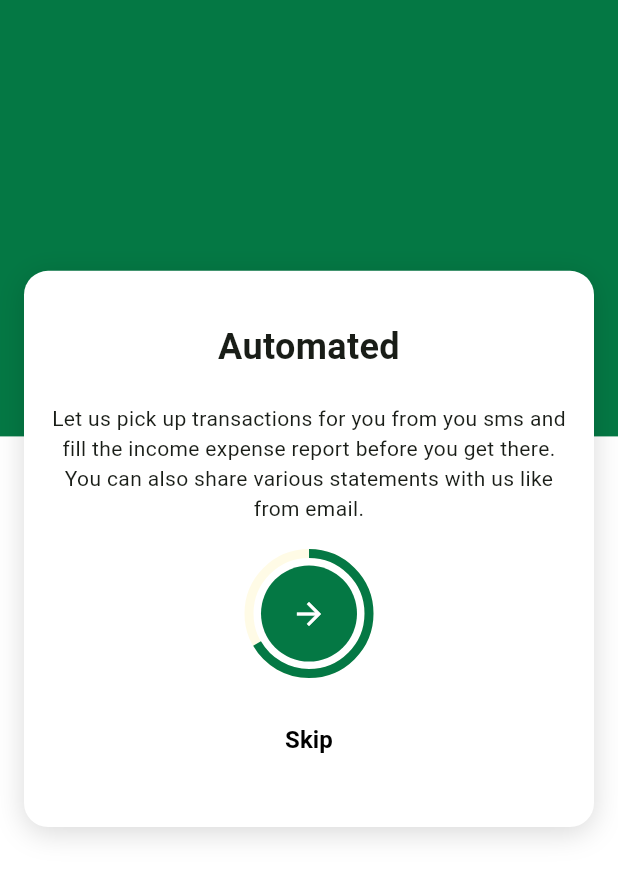
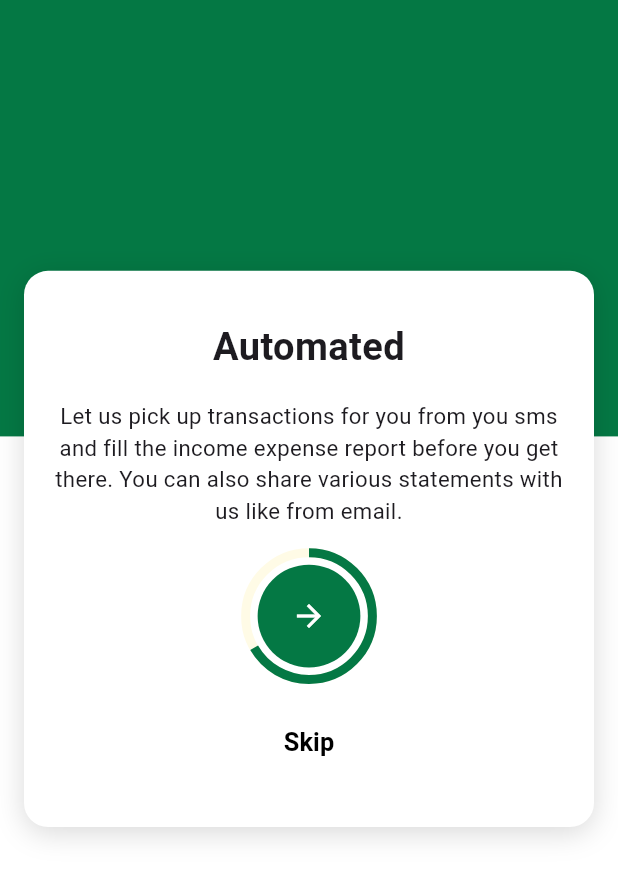
Before and after one commit to trakli/trakli-mobile, a Flutter app: the screen it shows after launch, after a tap on the "arrow forward" icon, on a phone screen of 412 x 824 dp, the part 367-1236 px from its top. Run offline on Flutter 3.47's test engine with Material 3 defaults, Android fonts, the phone set to English and light mode, and no system bars; our stand-ins replace easy_localization, flutter_screenutil, flutter_svg.

Commit message:
refactor onboarding UI

```diff
--- a/lib/presentation/app_widget.dart
+++ b/lib/presentation/app_widget.dart
@@ -1,5 +1,6 @@
 import 'package:easy_localization/easy_localization.dart';
 import 'package:flutter/material.dart';
+import 'package:flutter_screenutil/flutter_screenutil.dart';
 import 'package:flutter_svg/flutter_svg.dart';
 import 'package:trakli/gen/assets.gen.dart';
 import 'package:trakli/gen/translations/codegen_loader.g.dart';
@@ -16,10 +17,14 @@ class AppWidget extends StatelessWidget {
       supportedLocales: context.supportedLocales,
       localizationsDelegates: context.localizationDelegates,
       theme: ThemeData(
-        colorScheme: ColorScheme.fromSeed(seedColor: Colors.green.shade900),
+        primaryColor: const Color(0xFF047844),
         useMaterial3: true,
       ),
-      home: const OnboardingScreen(),
+      home: const ScreenUtilInit(
+        designSize: Size(390, 844),
+        ensureScreenSize: true,
+        child: OnboardingScreen(),
+      ),
     );
   }
 }
--- a/lib/presentation/onboarding_screen.dart
+++ b/lib/presentation/onboarding_screen.dart
@@ -1,9 +1,9 @@
 import 'package:easy_localization/easy_localization.dart';
 import 'package:flutter/material.dart';
+import 'package:flutter_screenutil/flutter_screenutil.dart';
 import 'package:flutter_svg/flutter_svg.dart';
 import 'package:trakli/gen/assets.gen.dart';
 import 'package:trakli/gen/translations/codegen_loader.g.dart';
-import 'package:trakli/presentation/home_screen.dart';
 import 'package:trakli/presentation/login_screen.dart';
 
 class OnboardingScreen extends StatefulWidget {
@@ -17,7 +17,7 @@ class _OnboardingScreenState extends State<OnboardingScreen> {
   late PageController pageController = PageController();
   int currentPage = 1;
 
-  navigateToNextPage(){
+  navigateToNextPage() {
     Navigator.pushReplacement(
       context,
       MaterialPageRoute(
@@ -51,7 +51,7 @@ class _OnboardingScreenState extends State<OnboardingScreen> {
         children: [
           Container(
             width: double.infinity,
-            color: const Color(0xFF047844),
+            color: Theme.of(context).primaryColor,
             height: MediaQuery.sizeOf(context).height * 0.65,
             child: Column(
               children: [
@@ -82,9 +82,19 @@ class _OnboardingScreenState extends State<OnboardingScreen> {
                 controller: pageController,
                 physics: const NeverScrollableScrollPhysics(),
                 children: [
-                  pageOne,
-                  pageTwo,
-                  pageThree,
+                  pageItem(
+                    title: LocaleKeys.onboardTitle1.tr(),
+                    desc: LocaleKeys.onboardDesc1.tr(),
+                  ),
+                  pageItem(
+                    title: LocaleKeys.onboardTitle2.tr(),
+                    desc: LocaleKeys.onboardDesc2.tr(),
+                  ),
+                  pageItem(
+                    title: LocaleKeys.onboardTitle3.tr(),
+                    desc: LocaleKeys.onboardDesc3.tr(),
+                    isLastPage: true,
+                  ),
                 ],
               ),
             ),
@@ -106,8 +116,9 @@ class _OnboardingScreenState extends State<OnboardingScreen> {
                 value: currentPage / 3,
                 strokeWidth: 6,
                 backgroundColor: const Color(0xFFFFFBE6),
-                valueColor:
-                    const AlwaysStoppedAnimation<Color>(Color(0xFF047844)),
+                valueColor: AlwaysStoppedAnimation<Color>(
+                  Theme.of(context).primaryColor,
+                ),
               );
             },
           ),
@@ -115,19 +126,21 @@ class _OnboardingScreenState extends State<OnboardingScreen> {
         Center(
           child: Container(
             margin: const EdgeInsets.all(8),
-            width: 80.0,
-            height: 80.0,
-            decoration: const BoxDecoration(
+            width: 80.0.sp,
+            height: 80.0.sp,
+            decoration: BoxDecoration(
               shape: BoxShape.circle,
-              color: Color(0xFF047844),
+              color: Theme.of(context).primaryColor,
             ),
             child: currentPage != 3
                 ? IconButton(
                     onPressed: () {
-                      pageController.nextPage(
+                      pageController
+                          .nextPage(
                         duration: const Duration(milliseconds: 800),
                         curve: Curves.easeIn,
-                      ).then((val){
+                      )
+                          .then((val) {
                         setState(() {
                           currentPage += 1;
                         });
@@ -145,9 +158,9 @@ class _OnboardingScreenState extends State<OnboardingScreen> {
                       },
                       child: Text(
                         LocaleKeys.go.tr().toUpperCase(),
-                        style: const TextStyle(
+                        style: TextStyle(
                           color: Colors.white,
-                          fontSize: 16,
+                          fontSize: 16.sp,
                         ),
                       ),
                     ),
@@ -158,119 +171,51 @@ class _OnboardingScreenState extends State<OnboardingScreen> {
     );
   }
 
-  Widget get pageOne {
+  Widget pageItem({
+    required String title,
+    required String desc,
+    bool isLastPage = false,
+  }) {
     return Column(
       mainAxisAlignment: MainAxisAlignment.spaceAround,
       children: [
         Text(
-          LocaleKeys.onboardTitle1.tr(),
-          style: const TextStyle(
-            fontSize: 24,
+          title,
+          style: TextStyle(
+            fontSize: 24.sp,
             fontWeight: FontWeight.w700,
           ),
           textAlign: TextAlign.center,
         ),
         // const SizedBox(height: 20),
         Text(
-          LocaleKeys.onboardDesc1.tr(),
-          style: const TextStyle(
-            fontSize: 14,
+          desc,
+          style: TextStyle(
+            fontSize: 14.sp,
           ),
           textAlign: TextAlign.center,
         ),
         // const SizedBox(height: 20),
         SizedBox(
-          height: 80,
-          width: 80,
+          height: 80.sp,
+          width: 80.sp,
           child: animatedProgress,
         ),
         TextButton(
-          onPressed: () {
+          onPressed: isLastPage ? null : () {
             navigateToNextPage();
           },
           child: Text(
-            LocaleKeys.skip.tr(),
-            style: const TextStyle(
-                fontSize: 16, fontWeight: FontWeight.w700, color: Colors.black),
+            isLastPage ? "" : LocaleKeys.skip.tr(),
+            style: TextStyle(
+              fontSize: 16.sp,
+              fontWeight: FontWeight.w700,
+              color: Colors.black,
+            ),
             textAlign: TextAlign.center,
           ),
         ),
       ],
     );
   }
-
-  Widget get pageTwo {
-    return Column(
-      mainAxisAlignment: MainAxisAlignment.spaceAround,
-      children: [
-        Text(
-          LocaleKeys.onboardTitle2.tr(),
-          style: const TextStyle(
-            fontSize: 24,
-            fontWeight: FontWeight.w700,
-          ),
-          textAlign: TextAlign.center,
-        ),
-        // const SizedBox(height: 20),
-        Text(
-          LocaleKeys.onboardDesc2.tr(),
-          style: const TextStyle(
-            fontSize: 14,
-          ),
-          textAlign: TextAlign.center,
-        ),
-        // const SizedBox(height: 20),
-        SizedBox(
-          height: 80,
-          width: 80,
-          child: animatedProgress,
-        ),
-        TextButton(
-          onPressed: () {
-           navigateToNextPage();
-          },
-          child: Text(
-            LocaleKeys.skip.tr(),
-            style: const TextStyle(
-                fontSize: 16, fontWeight: FontWeight.w700, color: Colors.black),
-            textAlign: TextAlign.center,
-          ),
-        ),
-      ],
-    );
-  }
-
-  Widget get pageThree {
-    return Column(
-      mainAxisAlignment: MainAxisAlignment.spaceAround,
-      children: [
-        Text(
-          LocaleKeys.onboardTitle3.tr(),
-          style: const TextStyle(
-            fontSize: 24,
-            fontWeight: FontWeight.w700,
-          ),
-          textAlign: TextAlign.center,
-        ),
-        // const SizedBox(height: 20),
-        Text(
-          LocaleKeys.onboardDesc3.tr(),
-          style: const TextStyle(
-            fontSize: 14,
-          ),
-          textAlign: TextAlign.center,
-        ),
-        // const SizedBox(height: 20),
-        SizedBox(
-          height: 80,
-          width: 80,
-          child: animatedProgress,
-        ),
-        const TextButton(
-          onPressed: null,
-          child: Text(""),
-        ),
-      ],
-    );
-  }
 }
--- a/lib/presentation/splash_screen.dart
+++ b/lib/presentation/splash_screen.dart
@@ -8,7 +8,7 @@ class SplashScreen extends StatelessWidget {
   @override
   Widget build(BuildContext context) {
     return Scaffold(
-      backgroundColor: const Color(0xFF047844),
+      backgroundColor: Theme.of(context).primaryColor,
       body: Stack(
         children: [
           Positioned(
--- a/pubspec.yaml
+++ b/pubspec.yaml
@@ -37,6 +37,7 @@ dependencies:
   cupertino_icons: ^1.0.6
   easy_localization: ^3.0.7
   flutter_svg: ^2.0.10
+  flutter_screenutil: ^5.9.3
 
 dev_dependencies:
   flutter_gen_runner: ^5.3.2
```
Also changed, not shown: pubspec.lock.
